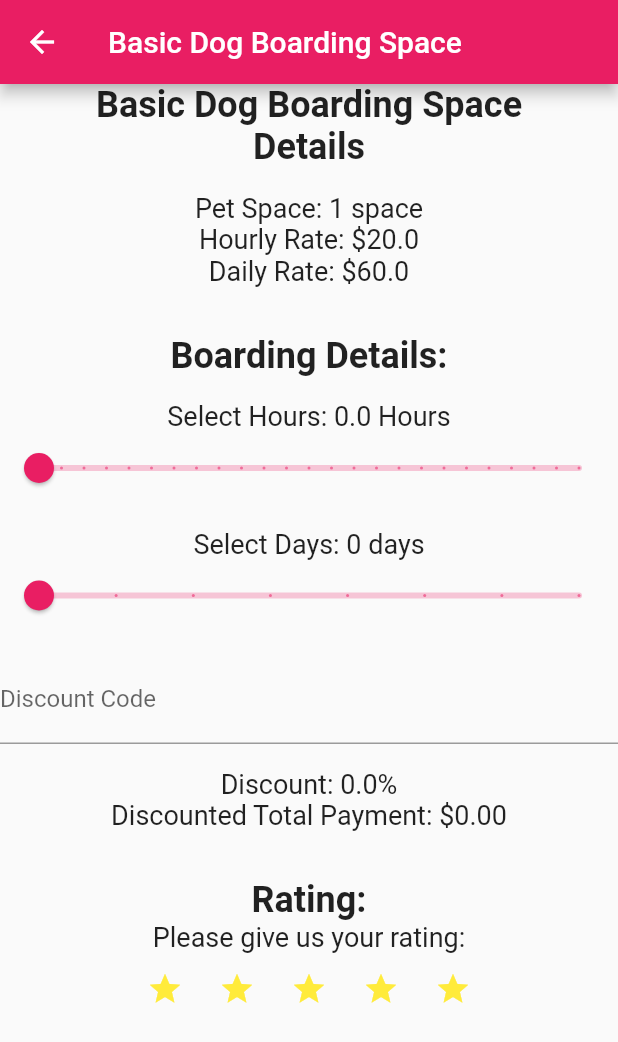
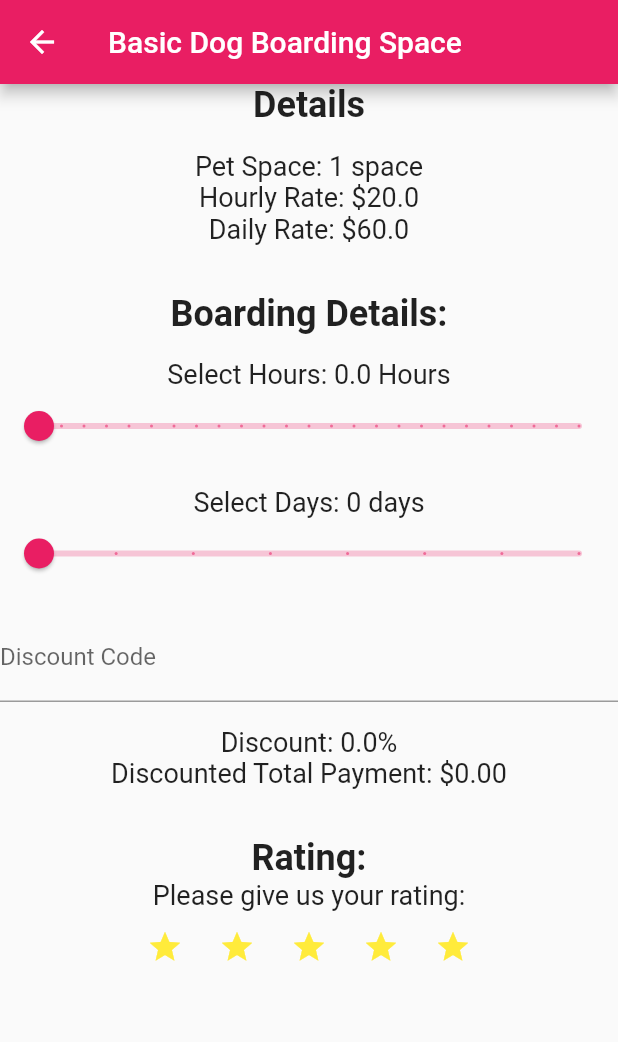
Before and after one commit to AhmadAyman089/assigment, a Flutter app: the Page2 screen opened directly, after a tap on "Basic Dog Boarding Space", on a phone screen of 412 x 824 dp. Shown: the top 1042 px of the screen. Run offline on Flutter 3.47's test engine with Material 2 defaults, Android fonts, the phone set to English and light mode, and no system bars.

Commit message:
Commit to main

```diff
--- a/lib/Page2.dart
+++ b/lib/Page2.dart
@@ -14,7 +14,7 @@ class _Page2State extends State<Page2> {
 
     return Scaffold(
       appBar: AppBar(
-        title: const Text('Pet Boarding Space Types'),
+        title: const Text('Pet Boarding Space Types'), // Title
       ),
 
 
@@ -28,7 +28,7 @@ class _Page2State extends State<Page2> {
                  context,
                  MaterialPageRoute(
                   builder: (context) {
-                      return PetBoardingPage(boardingSpace: BoardingSpace.samples[index]);
+                      return PetBoardingPage(boardingSpace: BoardingSpace.samples[index]); // Send info to PetBoardingPage
                     },
                   ),
                 );
@@ -81,7 +81,7 @@ class BoardingSpace {
   String imageUrl;
 
   BoardingSpace(this.title, this.imageUrl,this.petRate,this.rate);
-
+  // Show boarding space with rate value
   static List<BoardingSpace> samples = [
     BoardingSpace('Basic Dog Boarding Space', 'assets/BasicBoardingDog.jpg',1,
     [
@@ -105,7 +105,7 @@ class BoardingSpace {
     ]),
      ];
 }
-
+//
 class MyHomePage extends StatelessWidget {
   @override
   Widget build(BuildContext context) {
@@ -134,6 +134,7 @@ class MyHomePage extends StatelessWidget {
     );
   }
 }
+// Class for rate
 class Rate {
   double hoursRate;
   double daysRate;
--- a/lib/Page3.dart
+++ b/lib/Page3.dart
@@ -13,12 +13,12 @@ class PetBoardingPage extends StatefulWidget {
 
 class _PetBoardingPageState extends State<PetBoardingPage> {
 
-
+  // Declare virable
 
   double _hours = 0;
   int _days = 0;
-  double _hourlyRate = 10;
-  double _dailyRate = 60;
+  double _hourlyRate = 0;
+  double _dailyRate = 0;
   double _totalRate = 0;
   String _discountCode = '';
   double _discountPercentage = 0;
@@ -27,6 +27,7 @@ class _PetBoardingPageState extends State<PetBoardingPage> {
   int _userRating = 0;
 
 
+//  This method assign value to houry rate and daily rate
   @override
   void initState() {
     super.initState();
@@ -35,7 +36,7 @@ class _PetBoardingPageState extends State<PetBoardingPage> {
       _dailyRate = widget.boardingSpace.rate[0].daysRate;
     }
   }
-
+// This update totol payment
   void _updateTotalPayment() {
     setState(() {
       double totalHoursRate = _hourlyRate * _hours;
@@ -62,14 +63,14 @@ class _PetBoardingPageState extends State<PetBoardingPage> {
       });
     }
   }
-
+// Submit rating
   void _submitRating(int rating) {
     setState(() {
       _userRating = rating;
       _isRatingGiven = true;
     });
   }
-
+// Widget Build
   @override
   Widget build(BuildContext context) {
     return Scaffold(
@@ -79,10 +80,6 @@ class _PetBoardingPageState extends State<PetBoardingPage> {
       body: SafeArea(
         child: Column(
           children: <Widget>[
-            Text(
-              widget.boardingSpace.title,
-              style: TextStyle(fontSize: 24, fontWeight: FontWeight.bold),
-            ),
             Text(
               'Details',
               style: TextStyle(fontSize: 24, fontWeight: FontWeight.bold),
@@ -110,7 +107,7 @@ class _PetBoardingPageState extends State<PetBoardingPage> {
               'Select Hours: $_hours Hours',
               style: TextStyle(fontSize: 18),
             ),
-            Slider(
+            Slider(  // Slider hour value
               value: _hours,
               onChanged: (value) {
                 setState(() {
@@ -128,7 +125,7 @@ class _PetBoardingPageState extends State<PetBoardingPage> {
               'Select Days: $_days days',
               style: TextStyle(fontSize: 18),
             ),
-            Slider(
+            Slider(  //Slider days value
               value: _days.toDouble(),
               onChanged: (value) {
                 setState(() {
@@ -153,7 +150,7 @@ class _PetBoardingPageState extends State<PetBoardingPage> {
               ),
             ),
             SizedBox(height: 16.0),
-            Text(
+            Text( // Dispaly discount percentage and total payment
               'Discount: $_discountPercentage%',
               style: TextStyle(fontSize: 18),
             ),
@@ -162,7 +159,7 @@ class _PetBoardingPageState extends State<PetBoardingPage> {
               style: TextStyle(fontSize: 18),
             ),
             SizedBox(height: 32.0),
-            Text(
+            Text( // Display Rating
               'Rating:',
               style: TextStyle(fontSize: 24, fontWeight: FontWeight.bold),
             ),
@@ -179,7 +176,7 @@ class _PetBoardingPageState extends State<PetBoardingPage> {
                       ),
                       Row(
                         mainAxisAlignment: MainAxisAlignment.center,
-                        children: [
+                        children: [ // Show star
                           IconButton(
                             icon: Icon(Icons.star),
                             onPressed: () {
--- a/lib/main.dart
+++ b/lib/main.dart
@@ -10,6 +10,8 @@ class MyApp extends StatelessWidget {
   const MyApp({Key? key}) : super(key: key);
 
   // This widget is the root of your application.
+
+  // Back ground colour and Title
   @override
   Widget build(BuildContext context) {
     return MaterialApp(
@@ -107,7 +109,6 @@ class PetBoardingFormState extends State<PetBoardingForm> {
       setState(() {
         departureDate = picked;
         //Show Time
-
         _selectDepartureTime(context);
       });
     }
```
